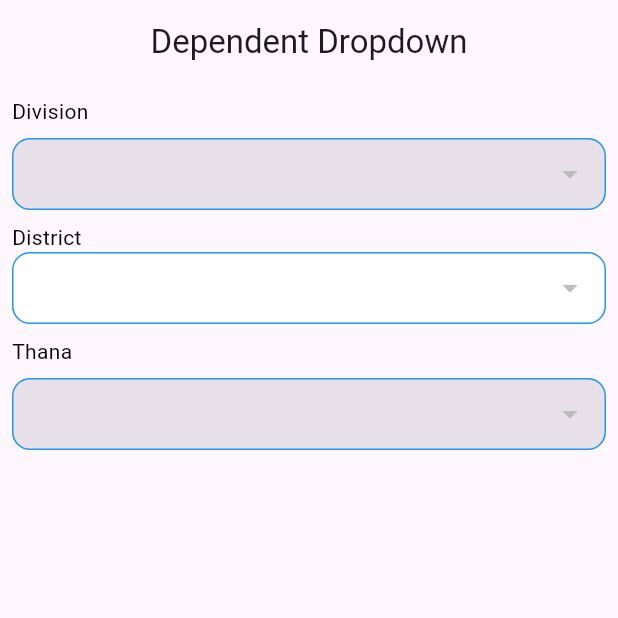
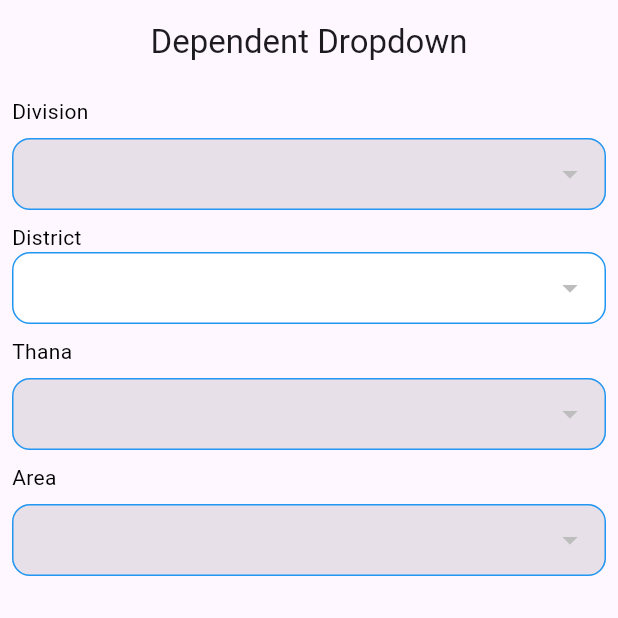
Before and after one commit to Sohag-84/Dependent-dropdown, a Flutter app: the screen it shows after launch, on a phone screen of 412 x 824 dp, the top half of it. Run offline on Flutter 3.47's test engine with Material 2 defaults, Android fonts, the light colour scheme and no system bars; network calls fail.

Commit message:
showing areas in dropdown menu

```diff
--- a/lib/home_screen.dart
+++ b/lib/home_screen.dart
@@ -20,6 +20,8 @@ class _HomeScreenState extends State<HomeScreen> {
   String? selectedDistrict;
   List<dynamic> subDistricts = [];
   String? selectedSubDistrict;
+  List<dynamic> areaList = [];
+  String? selectedAreas;
 
   @override
   void initState() {
@@ -58,8 +60,10 @@ class _HomeScreenState extends State<HomeScreen> {
       setState(() {
         districts = data['data'];
         selectedDistrict = null;
-        subDistricts = [];
-        selectedSubDistrict = null;
+        // subDistricts = [];
+        // selectedSubDistrict = null;
+        // areaList = [];
+        // selectedAreas = null;
       });
     } else {
       log('Failed to fetch districts  ${response.statusCode}');
@@ -80,7 +84,8 @@ class _HomeScreenState extends State<HomeScreen> {
       log("Thana data: $data");
       setState(() {
         subDistricts = data['data'];
-        selectedSubDistrict = null;
+        // selectedSubDistrict = null;
+        // selectedAreas = null;
       });
     } else {
       log('Failed to fetch sub-districts. ${response.statusCode}');
@@ -99,8 +104,8 @@ class _HomeScreenState extends State<HomeScreen> {
       final data = jsonDecode(response.body);
       log("Area data: $data");
       setState(() {
-        subDistricts = data['data'];
-        selectedSubDistrict = null;
+        areaList = data['data'];
+        //selectedSubDistrict = null;
       });
     } else {
       log('Failed to fetch sub-districts. ${response.statusCode}');
@@ -147,6 +152,8 @@ class _HomeScreenState extends State<HomeScreen> {
                   selectedDistrict = null;
                   subDistricts = [];
                   selectedSubDistrict = null;
+                  areaList = [];
+                  selectedAreas = null;
                 });
                 fetchDistricts(divisions.firstWhere(
                     (division) => division['name'] == newValue)['id']);
@@ -191,6 +198,8 @@ class _HomeScreenState extends State<HomeScreen> {
                   selectedDistrict = newValue;
                   subDistricts = [];
                   selectedSubDistrict = null;
+                  areaList = [];
+                  selectedAreas = null;
                 });
                 fetchSubDistricts(districts.firstWhere(
                     (district) => district['name'] == newValue)['id']);
@@ -233,7 +242,11 @@ class _HomeScreenState extends State<HomeScreen> {
               onChanged: (newValue) {
                 setState(() {
                   selectedSubDistrict = newValue;
+                  areaList = [];
+                  selectedAreas = null;
                 });
+                fetchArea(subDistricts.firstWhere(
+                    (district) => district['name'] == newValue)['id']);
               },
               items: subDistricts
                   .map<DropdownMenuItem<String>>((dynamic subDistrict) {
@@ -243,6 +256,44 @@ class _HomeScreenState extends State<HomeScreen> {
                 );
               }).toList(),
             ),
+
+            SizedBox(height: 8),
+
+            ///Area
+            Text(
+              "Area",
+              style: TextStyle(color: Colors.black),
+            ),
+            SizedBox(height: 8),
+            DropdownButtonFormField<String>(
+              decoration: InputDecoration(
+                contentPadding: EdgeInsets.symmetric(
+                  vertical: 0,
+                  horizontal: 16,
+                ),
+                filled: true,
+                enabledBorder: OutlineInputBorder(
+                  borderRadius: BorderRadius.circular(12),
+                  borderSide: BorderSide(color: Colors.blue),
+                ),
+                focusedBorder: OutlineInputBorder(
+                  borderRadius: BorderRadius.circular(12),
+                  borderSide: BorderSide(color: Colors.blue),
+                ),
+              ),
+              value: selectedAreas,
+              onChanged: (newValue) {
+                setState(() {
+                  selectedAreas = newValue;
+                });
+              },
+              items: areaList.map<DropdownMenuItem<String>>((dynamic areaData) {
+                return DropdownMenuItem<String>(
+                  value: areaData['name'],
+                  child: Text(areaData['name']),
+                );
+              }).toList(),
+            ),
           ],
         ),
       ),
--- a/lib/main.dart
+++ b/lib/main.dart
@@ -13,6 +13,7 @@ class MyApp extends StatelessWidget {
   Widget build(BuildContext context) {
     return MaterialApp(
       title: 'Flutter Demo',
+      debugShowCheckedModeBanner: false,
       theme: ThemeData(
         colorScheme: ColorScheme.fromSeed(seedColor: Colors.deepPurple),
         useMaterial3: true,
```
